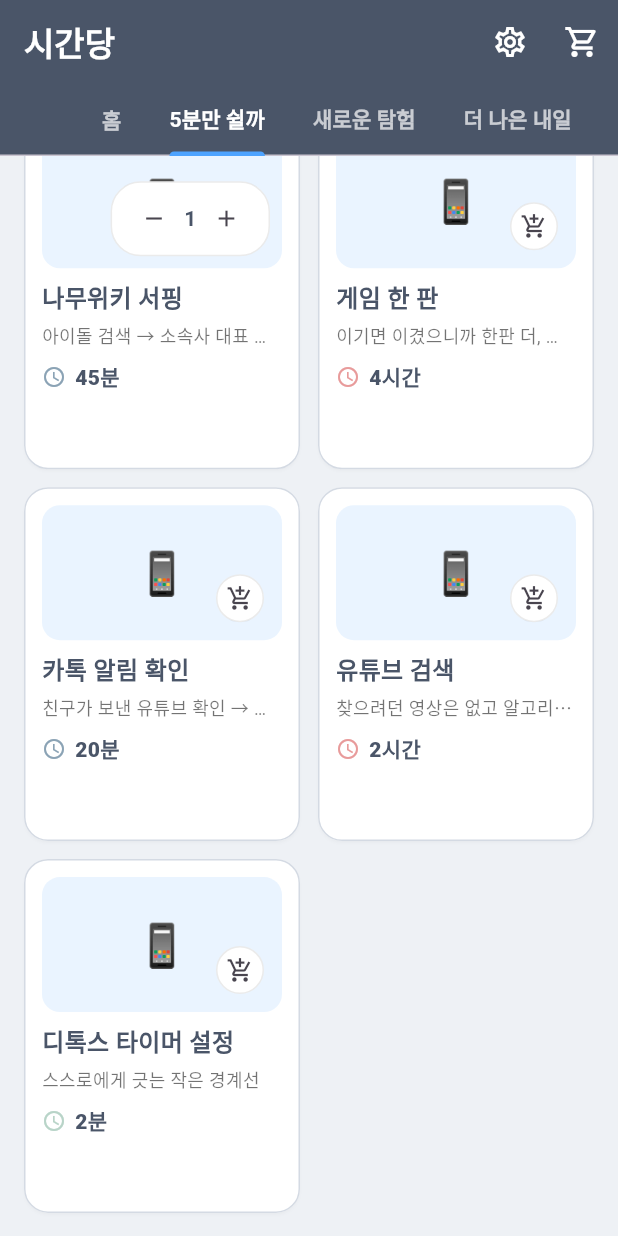
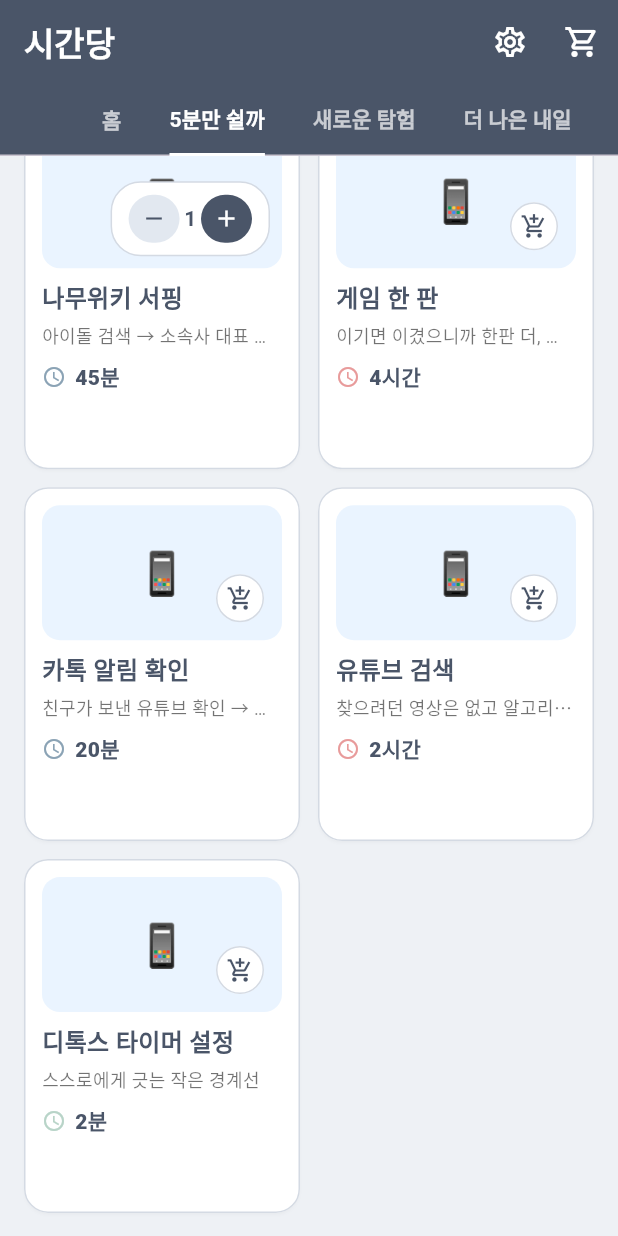
Before and after one commit to helloheesu/dart-practice, a Flutter app: the screen it shows after launch, tab 2 chosen, scrolled down 291 dp, after a tap on the "add shopping cart" icon, on a phone screen of 412 x 824 dp. Run offline on Flutter 3.47's test engine with Material 3 defaults, Android fonts, the phone set to English and light mode, and no system bars.

Commit message:
탭 인디케이터, 스텝퍼 색상 테마에 맞춤

```diff
--- a/last_minutes/lib/core/theme/app_theme.dart
+++ b/last_minutes/lib/core/theme/app_theme.dart
@@ -54,7 +54,10 @@ ThemeData buildAppTheme() {
     tabBarTheme: const TabBarThemeData(
       labelColor: Colors.white,
       unselectedLabelColor: Color(0xB3FFFFFF), // white 70%
-      indicatorColor: AppColors.accent,
+      indicatorColor: Colors.white,
+      indicator: UnderlineTabIndicator(
+        borderSide: BorderSide(color: Colors.white, width: 2),
+      ),
       labelStyle: TextStyle(fontWeight: FontWeight.w700),
       unselectedLabelStyle: TextStyle(fontWeight: FontWeight.w600),
     ),
--- a/last_minutes/lib/ui/widgets/products/product_card.dart
+++ b/last_minutes/lib/ui/widgets/products/product_card.dart
@@ -115,22 +115,25 @@ class _ImageWithCart extends StatelessWidget {
                     style: IconButton.styleFrom(
                       backgroundColor: Colors.white,
                       shape: const CircleBorder(),
-                      side:
-                          BorderSide(color: Colors.black.withValues(alpha: 0.08)),
+                      side: BorderSide(color: AppColors.surfaceBorder),
                     ),
-                    icon: const Icon(Icons.add_shopping_cart, size: 18),
+                    icon: const Icon(
+                      Icons.add_shopping_cart,
+                      size: 18,
+                      color: AppColors.chipText,
+                    ),
                     onPressed: () => CartStore.instance.increment(product),
                   );
                 }
                 return Container(
-                  padding:
-                      const EdgeInsets.symmetric(horizontal: 8, vertical: 4),
+                  padding: const EdgeInsets.symmetric(
+                    horizontal: 8,
+                    vertical: 4,
+                  ),
                   decoration: BoxDecoration(
                     color: Colors.white,
                     borderRadius: BorderRadius.circular(20),
-                    border: Border.all(
-                      color: Colors.black.withValues(alpha: 0.08),
-                    ),
+                    border: Border.all(color: AppColors.surfaceBorder),
                   ),
                   child: Row(
                     mainAxisSize: MainAxisSize.min,
@@ -138,16 +141,27 @@ class _ImageWithCart extends StatelessWidget {
                       IconButton(
                         visualDensity: VisualDensity.compact,
                         iconSize: 18,
+                        style: IconButton.styleFrom(
+                          backgroundColor: AppColors.chipUnselectedBg,
+                          foregroundColor: AppColors.chipText,
+                        ),
                         onPressed: () => CartStore.instance.decrement(product),
                         icon: const Icon(Icons.remove),
                       ),
                       Text(
                         qty.toString(),
-                        style: const TextStyle(fontWeight: FontWeight.w700),
+                        style: const TextStyle(
+                          fontWeight: FontWeight.w700,
+                          color: AppColors.chipText,
+                        ),
                       ),
                       IconButton(
                         visualDensity: VisualDensity.compact,
                         iconSize: 18,
+                        style: IconButton.styleFrom(
+                          backgroundColor: AppColors.chipSelectedBg,
+                          foregroundColor: Colors.white,
+                        ),
                         onPressed: () => CartStore.instance.increment(product),
                         icon: const Icon(Icons.add),
                       ),
```
